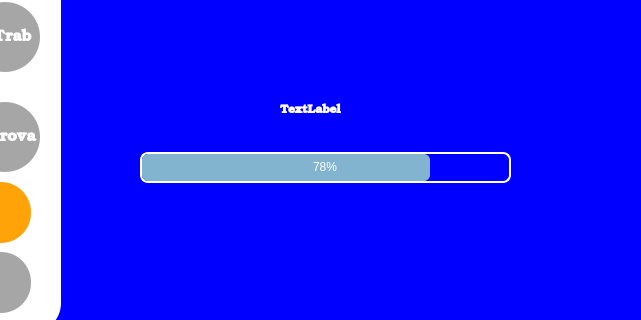
Before: the Qt Designer form src-v1/PetroPlanner/acompanhamentodisciplina.ui in ldsc/ProjetoEngenharia-SimuladorDePlanejamentoDasAtividadesDoEstudanteEngenharia, drawn with Qt 5; both pictures show x 680 to 1321 and y 248 to 568 of the 1321 by 879 pixel window.
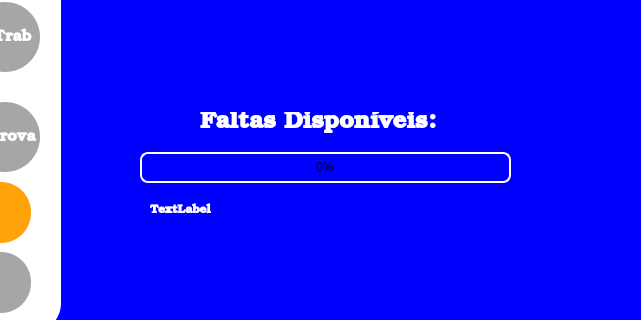
After: the same form once the commit is applied.

Commit message: porcentagem adicionada ao acompanhamento da disciplina, falta poder editar

Patch:
```diff
--- a/src-v1/PetroPlanner/acompanhamentodisciplina.ui
+++ b/src-v1/PetroPlanner/acompanhamentodisciplina.ui
@@ -585,20 +585,20 @@
      </rect>
     </property>
     <property name="styleSheet">
-     <string notr="true">QProgressBar {color: white;    border: 2px solid white;    border-radius: 8px;  text-align: center;} QProgressBar::chunk {background-color: #82b4cf; border-radius: 6px;}</string>
+     <string notr="true">QProgressBar {    border: 2px solid white;    border-radius: 8px;  text-align: center;} QProgressBar::chunk {background-color: #82b4cf; border-radius: 6px;}</string>
     </property>
     <property name="minimum">
-     <number>6</number>
+     <number>0</number>
     </property>
     <property name="value">
-     <number>80</number>
+     <number>0</number>
     </property>
    </widget>
    <widget class="QLabel" name="labelFaltas">
     <property name="geometry">
      <rect>
-      <x>960</x>
-      <y>350</y>
+      <x>830</x>
+      <y>450</y>
       <width>201</width>
       <height>16</height>
      </rect>
@@ -642,6 +642,29 @@
      <string>Finalizar</string>
     </property>
    </widget>
+   <widget class="QLabel" name="labelDiscAnd_2">
+    <property name="geometry">
+     <rect>
+      <x>880</x>
+      <y>360</y>
+      <width>421</width>
+      <height>21</height>
+     </rect>
+    </property>
+    <property name="font">
+     <font>
+      <family>Bookman Old Style</family>
+      <pointsize>18</pointsize>
+      <bold>true</bold>
+     </font>
+    </property>
+    <property name="styleSheet">
+     <string notr="true">color: white</string>
+    </property>
+    <property name="text">
+     <string>Faltas Disponíveis:</string>
+    </property>
+   </widget>
   </widget>
   <widget class="QMenuBar" name="menubar">
    <property name="geometry">
```
The commit also changes 13 other files.
